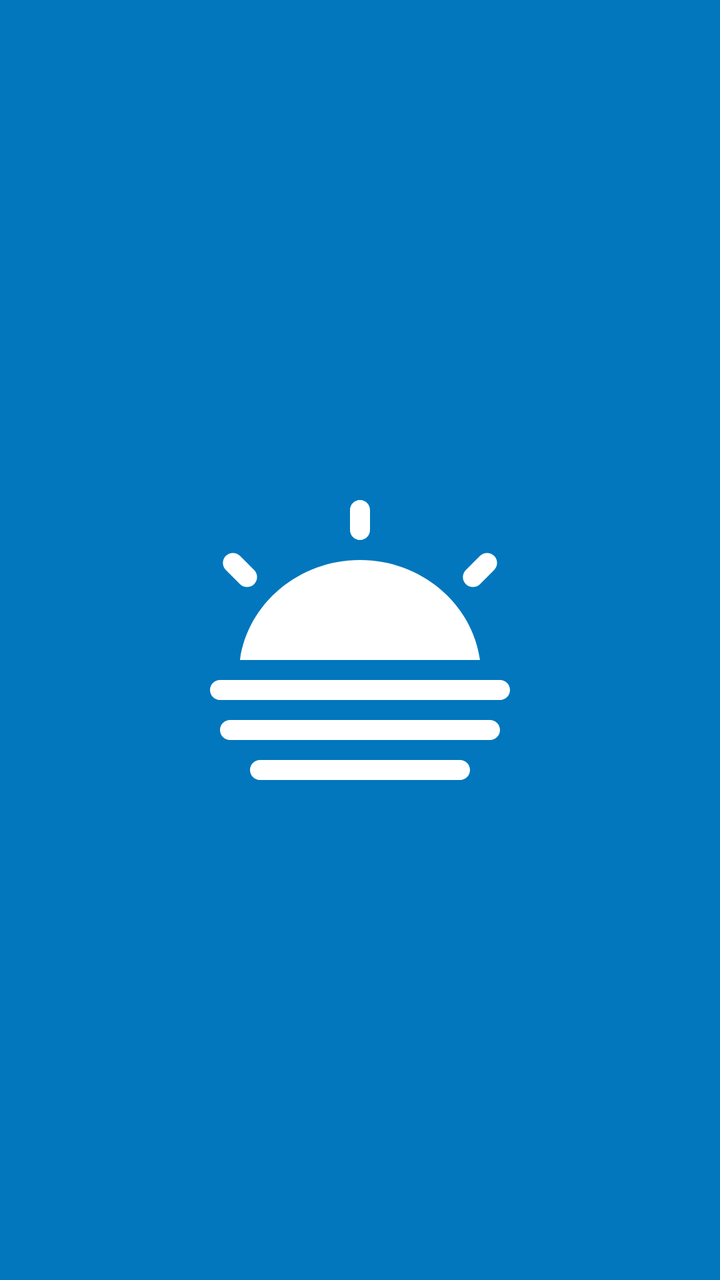
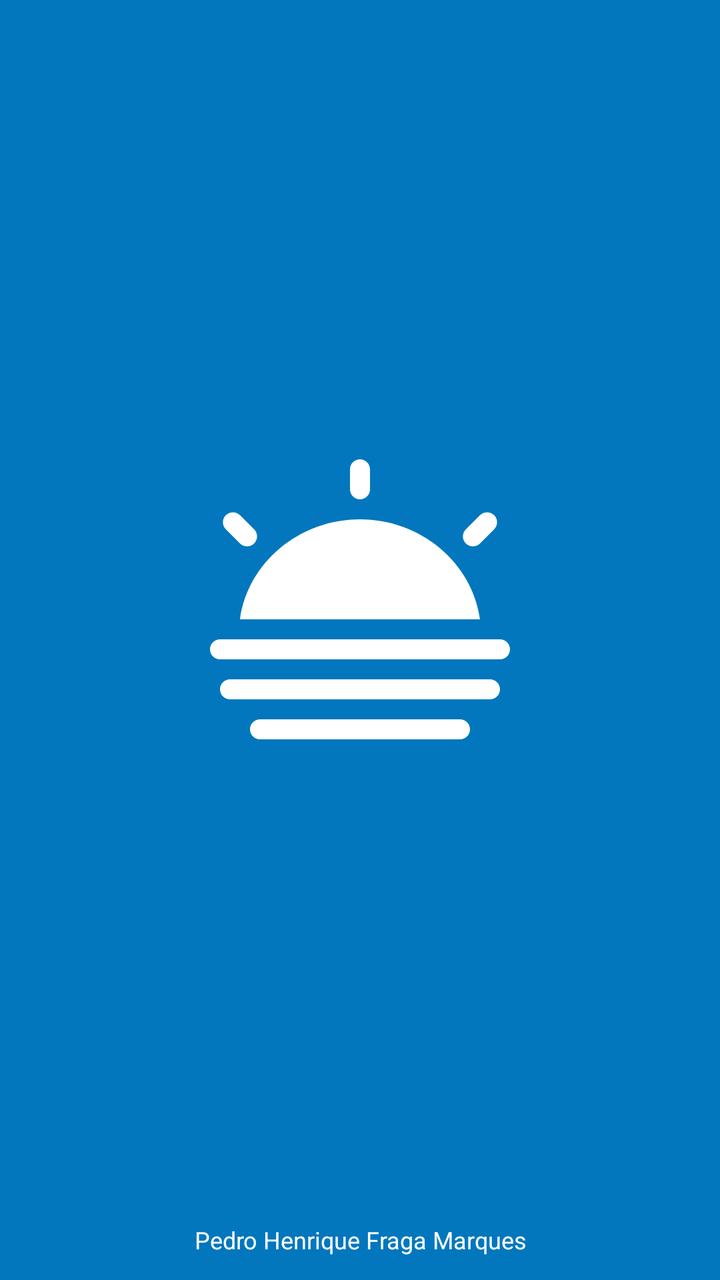

Before-and-after screenshots of an Android layout around one commit, followed by the original layout XML and the change that was made.
<!-- AndroidManifest.xml: application theme Theme.Kanban -->
<!-- res/layout/fragment_splash.xml -->
<?xml version="1.0" encoding="utf-8"?>
<LinearLayout xmlns:android="http://schemas.android.com/apk/res/android"
    xmlns:tools="http://schemas.android.com/tools"
    android:layout_width="match_parent"
    android:layout_height="match_parent"
    tools:context=".ui.SplashFragment"
    android:gravity="center">

    <ImageView
        android:layout_width="150dp"
        android:layout_height="150dp"
        android:src="@drawable/ic_logo" />

</LinearLayout>
<!-- resources referenced by this layout -->
<resources>
  <!-- drawable ic_logo (drawable) -->
  <vector xmlns:android="http://schemas.android.com/apk/res/android" android:height="30dp" android:viewportHeight="30" android:viewportWidth="30" android:width="30dp">
        
      <path android:fillColor="#FFFFFF" android:fillType="evenOdd" android:pathData="M25,27L5,27C4.448,27 4,27.448 4,28C4,28.553 4.448,29 5,29L25,29C25.552,29 26,28.553 26,28C26,27.448 25.552,27 25,27L25,27ZM28,23L2,23C1.448,23 1,23.448 1,24C1,24.553 1.448,25 2,25L28,25C28.552,25 29,24.553 29,24C29,23.448 28.552,23 28,23L28,23ZM29,19L1,19C0.448,19 0,19.447 0,20C0,20.553 0.448,21 1,21L29,21C29.552,21 30,20.553 30,20C30,19.447 29.552,19 29,19L29,19ZM15,5C15.552,5 16,4.553 16,4L16,2C16,1.447 15.552,1 15,1C14.448,1 14,1.447 14,2L14,4C14,4.553 14.448,5 15,5L15,5ZM27,9.414L28.414,8C28.805,7.609 28.805,6.977 28.414,6.586C28.024,6.195 27.391,6.195 27,6.586L25.586,8C25.195,8.391 25.195,9.023 25.586,9.414C25.977,9.805 26.609,9.805 27,9.414L27,9.414ZM3,9.414C3.391,9.805 4.024,9.805 4.414,9.414C4.805,9.023 4.805,8.391 4.414,8L3,6.586C2.609,6.195 1.977,6.195 1.586,6.586C1.195,6.977 1.195,7.609 1.586,8L3,9.414L3,9.414ZM27,17C26.231,11.359 21.096,7 15,7C8.904,7 3.769,11.359 3,17L27,17L27,17Z" android:strokeColor="#00000000" android:strokeWidth="1"/>
      
  </vector>
  <style name="Theme.Kanban" parent="Base.Theme.Kanban" />
  <style name="Base.Theme.Kanban" parent="Theme.Material3.DayNight.NoActionBar">
          
          
          <item name="android:windowBackground">@color/color_default</item>
          <item name="colorPrimary">@color/colorPrimary</item>
          <item name="colorPrimaryVariant">@color/colorPrimaryVariant</item>
  
      </style>
  <color name="color_default">#0277BD</color>
  <color name="colorPrimary">#0277BD</color>
  <color name="colorPrimaryVariant">#01579B</color>
</resources>

<!-- the commit's change to res/layout/fragment_splash.xml (unified diff, before → after) -->
@@ -4,11 +4,27 @@
     android:layout_width="match_parent"
     android:layout_height="match_parent"
     tools:context=".ui.SplashFragment"
-    android:gravity="center">
+    android:orientation="vertical">
 
-    <ImageView
-        android:layout_width="150dp"
-        android:layout_height="150dp"
-        android:src="@drawable/ic_logo" />
+    <FrameLayout
+        android:layout_width="match_parent"
+        android:layout_height="0dp"
+        android:layout_weight="1">
+
+        <ImageView
+            android:layout_width="150dp"
+            android:layout_height="150dp"
+            android:layout_gravity="center"
+            android:src="@drawable/ic_logo" />
+    </FrameLayout>
+
+    <TextView
+        android:layout_width="match_parent"
+        android:layout_height="wrap_content"
+        android:gravity="center"
+        android:padding="12dp"
+        android:text="@string/student_name"
+        android:textColor="@color/white"
+        android:textSize="12sp" />
 
 </LinearLayout>
<!-- resource entries referenced after the edit -->
@@ -1,11 +1,13 @@
 <!-- resources referenced by this layout -->
 <resources>
+  <color name="white">#FFFFFFFF</color>
   <!-- drawable ic_logo (drawable) -->
   <vector xmlns:android="http://schemas.android.com/apk/res/android" android:height="30dp" android:viewportHeight="30" android:viewportWidth="30" android:width="30dp">
         
       <path android:fillColor="#FFFFFF" android:fillType="evenOdd" android:pathData="M25,27L5,27C4.448,27 4,27.448 4,28C4,28.553 4.448,29 5,29L25,29C25.552,29 26,28.553 26,28C26,27.448 25.552,27 25,27L25,27ZM28,23L2,23C1.448,23 1,23.448 1,24C1,24.553 1.448,25 2,25L28,25C28.552,25 29,24.553 29,24C29,23.448 28.552,23 28,23L28,23ZM29,19L1,19C0.448,19 0,19.447 0,20C0,20.553 0.448,21 1,21L29,21C29.552,21 30,20.553 30,20C30,19.447 29.552,19 29,19L29,19ZM15,5C15.552,5 16,4.553 16,4L16,2C16,1.447 15.552,1 15,1C14.448,1 14,1.447 14,2L14,4C14,4.553 14.448,5 15,5L15,5ZM27,9.414L28.414,8C28.805,7.609 28.805,6.977 28.414,6.586C28.024,6.195 27.391,6.195 27,6.586L25.586,8C25.195,8.391 25.195,9.023 25.586,9.414C25.977,9.805 26.609,9.805 27,9.414L27,9.414ZM3,9.414C3.391,9.805 4.024,9.805 4.414,9.414C4.805,9.023 4.805,8.391 4.414,8L3,6.586C2.609,6.195 1.977,6.195 1.586,6.586C1.195,6.977 1.195,7.609 1.586,8L3,9.414L3,9.414ZM27,17C26.231,11.359 21.096,7 15,7C8.904,7 3.769,11.359 3,17L27,17L27,17Z" android:strokeColor="#00000000" android:strokeWidth="1"/>
       
   </vector>
+  <string name="student_name">Pedro Henrique Fraga Marques</string>
   <style name="Theme.Kanban" parent="Base.Theme.Kanban" />
   <style name="Base.Theme.Kanban" parent="Theme.Material3.DayNight.NoActionBar">
           
